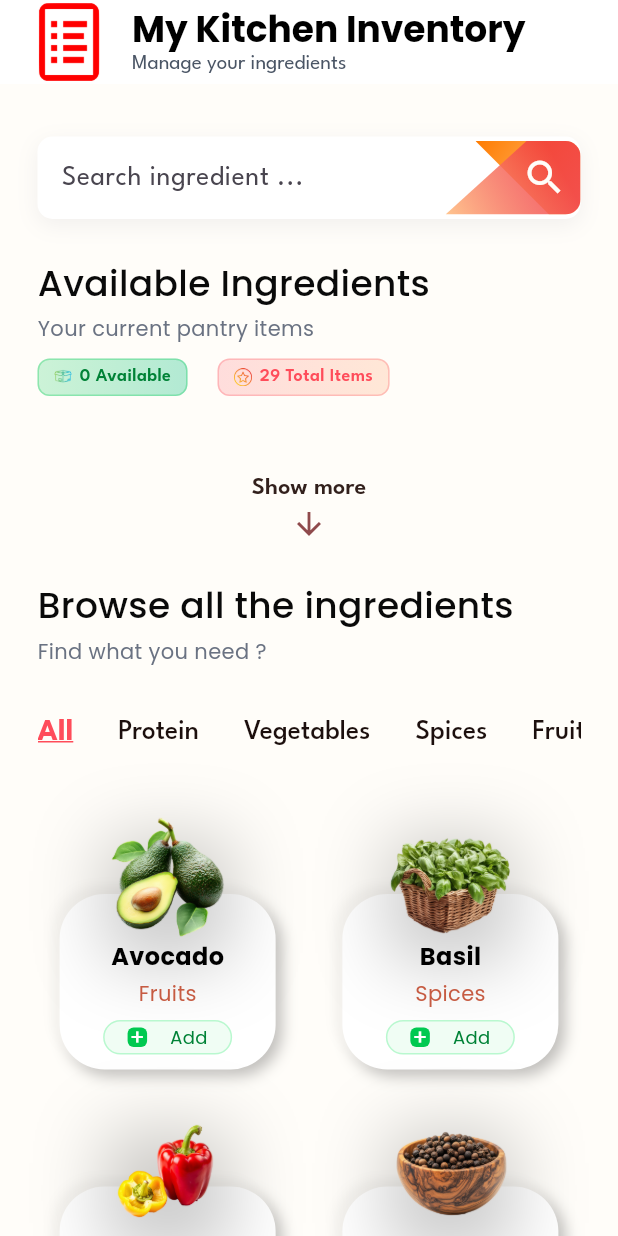
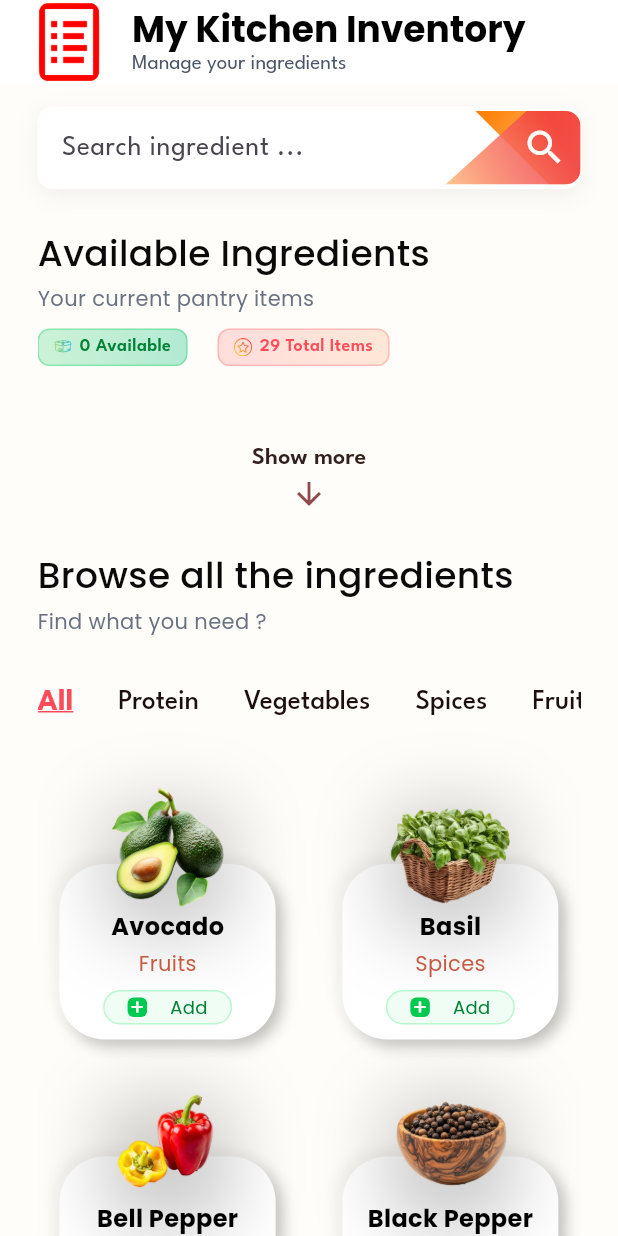
Before and after one commit to mohaneddz/Chef-Kit, a Flutter app: the InventoryPage screen opened directly, on a phone screen of 412 x 824 dp. Run offline on Flutter 3.47's test engine with Material 3 defaults, Android fonts, the phone set to English and light mode, and no system bars; our stand-ins replace equatable, flutter_bloc, flutter_secure_storage, image_picker, lucide_icons, sqflite; accounts and stored records are empty.

Commit message:
feat(inventory): Improve UX and add multi-language support for ingredient browsing

```diff
--- a/lib/blocs/inventory/inventory_bloc.dart
+++ b/lib/blocs/inventory/inventory_bloc.dart
@@ -10,6 +10,7 @@ class InventoryBloc extends Bloc<InventoryEvent, InventoryState> {
             available: [], // list of the user's current available ingredients
             browse: [],
             showMore: false,
+            searchTerm: '',
           ),
         ) {
 
@@ -43,10 +44,9 @@ class InventoryBloc extends Bloc<InventoryEvent, InventoryState> {
     on<LoadInventoryEvent>((event, emit) async {
       final repo = IngredientsRepo.getInstance();
       final results = await repo.getAllIngredients();
-
       final browseList = results.map((e) => {
-        "name": e["name"].toString(),
-        "type": e["type"].toString(),
+        "name": e["name_en"].toString(),
+        "type": e["type_en"].toString(),
         "imageUrl": e["image_path"].toString(),
       }).toList();
 
@@ -58,5 +58,9 @@ class InventoryBloc extends Bloc<InventoryEvent, InventoryState> {
       );
     });
 
+    on<SearchInventoryEvent>((event, emit) {
+      emit(state.copyWith(searchTerm: event.searchTerm));
+    });
+
   }
 }
--- a/lib/blocs/inventory/inventory_event.dart
+++ b/lib/blocs/inventory/inventory_event.dart
@@ -6,6 +6,14 @@ class InventoryEvent extends Equatable {
 }
 
 class LoadInventoryEvent extends InventoryEvent {}
+
+class SearchInventoryEvent extends InventoryEvent {
+  final String searchTerm;
+  SearchInventoryEvent(this.searchTerm);
+
+  @override
+  List<Object?> get props => [searchTerm];
+}
 
 class AddIngredientEvent extends InventoryEvent {
   final Map<String, String> ingredient;
--- a/lib/blocs/inventory/inventory_state.dart
+++ b/lib/blocs/inventory/inventory_state.dart
@@ -4,25 +4,29 @@ class InventoryState extends Equatable {
   final List<Map<String, String>> available;
   final List<Map<String, String>> browse;
   final bool showMore;
+  final String searchTerm;
 
   const InventoryState({
     required this.available,
     required this.browse,
     required this.showMore,
+    this.searchTerm = '',
   });
 
   InventoryState copyWith({
     List<Map<String, String>>? available,
     List<Map<String, String>>? browse,
     bool? showMore,
+    String? searchTerm,
   }) {
     return InventoryState(
       available: available ?? this.available,
       browse: browse ?? this.browse,
       showMore: showMore ?? this.showMore,
+      searchTerm: searchTerm ?? this.searchTerm,
     );
   }
 
   @override
-  List<Object?> get props => [available, browse, showMore];
+  List<Object?> get props => [available, browse, showMore, searchTerm];
 }
--- a/lib/domain/repositories/ingredients/ingredients_db.dart
+++ b/lib/domain/repositories/ingredients/ingredients_db.dart
@@ -5,7 +5,7 @@ class IngredientsDB extends IngredientsRepo {
   @override
   Future<List<Map<String, dynamic>>> getAllIngredients() async {
     final db = await DBHelper.database;
-    return await db.query("ingredients", orderBy: "name ASC");
+    return await db.query("ingredients", orderBy: "name_en ASC");
   }
 
   @override
--- a/lib/views/screens/inventory/inventory_page.dart
+++ b/lib/views/screens/inventory/inventory_page.dart
@@ -29,6 +29,10 @@ class _InventoryPageState extends State<InventoryPage> {
   void initState() {
     super.initState();
     context.read<InventoryBloc>().add(LoadInventoryEvent());
+  }
+
+  void _onSearchChanged(String value) {
+    context.read<InventoryBloc>().add(SearchInventoryEvent(value));
   }
 
   void _updateIngredientType(int value) {
@@ -99,73 +103,15 @@ class _InventoryPageState extends State<InventoryPage> {
     );
   }
 
-  @override
-  Widget build(BuildContext context) {
-    return BlocBuilder<InventoryBloc, InventoryState>(
-      builder: (context, state) {
-        List<Map<String, String>> filteredIngredients;
-        if (selectedType == 0) {
-          filteredIngredients = state.browse;
-        } else {
-          final selected = ingredientTypes[selectedType];
-          filteredIngredients = state.browse
-              .where((i) => i["type"] == selected)
-              .toList();
-        }
+  Widget _buildAvailableIngredients(InventoryState state) {
     final availableToShow = state.showMore
         ? state.available
         : state.available.take(4).toList();
+    final totalItems = state.browse.length + state.available.length;
 
-        int totalItems = state.browse.length + state.available.length;
-
-        return Scaffold(
-          backgroundColor: AppColors.white,
-          appBar: AppBar(
-            backgroundColor: Colors.white,
-            leadingWidth: 72,
-            leading: Align(
-              alignment: Alignment.centerRight,
-              child: Image.asset(
-                "assets/images/list-ingredients.png",
-                width: 52,
-              ),
-            ),
-            title: Column(
-              crossAxisAlignment: CrossAxisAlignment.start,
-              children: const [
-                Text(
-                  "My Kitchen Inventory",
-                  style: TextStyle(
-                    color: Colors.black,
-                    fontSize: 24,
-                    fontWeight: FontWeight.bold,
-                  ),
-                ),
-                Text(
-                  "Manage your ingredients",
-                  style: TextStyle(
-                    color: Color(0xFF4A5565),
-                    fontSize: 14,
-                    fontWeight: FontWeight.w400,
-                    fontFamily: "LeagueSpartan",
-                  ),
-                ),
-              ],
-            ),
-            centerTitle: false,
-          ),
-          body: SingleChildScrollView(
-            child: Padding(
-              padding: const EdgeInsets.symmetric(
-                vertical: 20.0,
-                horizontal: 25,
-              ),
-              child: Column(
+    return Column(
       crossAxisAlignment: CrossAxisAlignment.start,
       children: [
-                  const SizedBox(height: 15),
-                  const SearchBarWidget(),
-                  const SizedBox(height: 25),
         headerText(
           title: "Available Ingredients",
           subtitle: "Your current pantry items",
@@ -275,8 +221,14 @@ class _InventoryPageState extends State<InventoryPage> {
             ],
           ),
         ),
+      ],
+    );
+  }
 
-                  SizedBox(height: 25),
+  Widget _buildBrowseSection(InventoryState state, List<Map<String, String>> filteredIngredients) {
+    return Column(
+      crossAxisAlignment: CrossAxisAlignment.start,
+      children: [
         headerText(
           title: "Browse all the ingredients ",
           subtitle: "Find what you need ?",
@@ -348,7 +300,100 @@ class _InventoryPageState extends State<InventoryPage> {
           },
         ),
       ],
+    );
+  }
+
+  @override
+  Widget build(BuildContext context) {
+    return BlocBuilder<InventoryBloc, InventoryState>(
+      builder: (context, state) {
+
+        List<Map<String, String>> searchFilteredIngredients = state.browse;
+        if (state.searchTerm.isNotEmpty) {
+          final query = state.searchTerm.toLowerCase();
+          searchFilteredIngredients = searchFilteredIngredients
+              .where((i) => i["name"]!.toLowerCase().contains(query))
+              .toList();
+        }
+
+        List<Map<String, String>> filteredIngredients;
+        if (selectedType == 0) {
+          filteredIngredients = searchFilteredIngredients;
+        } else {
+          final selected = ingredientTypes[selectedType];
+          filteredIngredients = searchFilteredIngredients
+              .where((i) => i["type"] == selected)
+              .toList();
+        }
+
+        final isSearching = state.searchTerm.isNotEmpty;
+
+        return Scaffold(
+          backgroundColor: AppColors.white,
+          appBar: AppBar(
+            backgroundColor: Colors.white,
+            leadingWidth: 72,
+            leading: Align(
+              alignment: Alignment.centerRight,
+              child: Image.asset(
+                "assets/images/list-ingredients.png",
+                width: 52,
               ),
+            ),
+            title: Column(
+              crossAxisAlignment: CrossAxisAlignment.start,
+              children: const [
+                Text(
+                  "My Kitchen Inventory",
+                  style: TextStyle(
+                    color: Colors.black,
+                    fontSize: 24,
+                    fontWeight: FontWeight.bold,
+                  ),
+                ),
+                Text(
+                  "Manage your ingredients",
+                  style: TextStyle(
+                    color: Color(0xFF4A5565),
+                    fontSize: 14,
+                    fontWeight: FontWeight.w400,
+                    fontFamily: "LeagueSpartan",
+                  ),
+                ),
+              ],
+            ),
+            centerTitle: false,
+          ),
+          body: Padding(
+            padding: const EdgeInsets.symmetric(horizontal: 25),
+            child: Column(
+              crossAxisAlignment: CrossAxisAlignment.start,
+              children: [
+                const SizedBox(height: 15),
+                SearchBarWidget(
+                  onChanged: _onSearchChanged,
+                ),
+                const SizedBox(height: 25),
+
+                Expanded(
+                  child: SingleChildScrollView(
+                    child: Padding(
+                      padding: const EdgeInsets.only(bottom: 20.0), // Add padding for the bottom
+                      child: Column(
+                        crossAxisAlignment: CrossAxisAlignment.start,
+                        children: [
+                          if (!isSearching) ...[
+                            _buildAvailableIngredients(state),
+                            SizedBox(height: 25),
+                          ],
+
+                          _buildBrowseSection(state, filteredIngredients),
+                        ],
+                      ),
+                    ),
+                  ),
+                ),
+              ],
             ),
           ),
         );
--- a/lib/views/widgets/search_bar_widget.dart
+++ b/lib/views/widgets/search_bar_widget.dart
@@ -4,10 +4,12 @@ import 'package:flutter/material.dart';
 
 class SearchBarWidget extends StatelessWidget {
   final String hintText;
+  final ValueChanged<String>? onChanged;
 
   const SearchBarWidget({
     super.key,
     this.hintText = 'Search ingredient ... ',
+    this.onChanged,
   });
 
   @override
@@ -28,6 +30,7 @@ class SearchBarWidget extends StatelessWidget {
         children: [
           Expanded(
             child: TextFormField(
+              onChanged: onChanged,
               cursorColor: Color(0xFF1C0F0D).withOpacity(0.7),
               style: TextStyle(
                 color: Color(0xFF1C0F0D).withOpacity(0.7),
```
Also changed, not shown: lib/database/db_helper.dart (+6 -2 lines), lib/domain/repositories/ingredients/ingredient_repo.dart (+269 -31 lines), pubspec.lock, 1 other file. Lines whose indentation alone changed are shown as unchanged.
